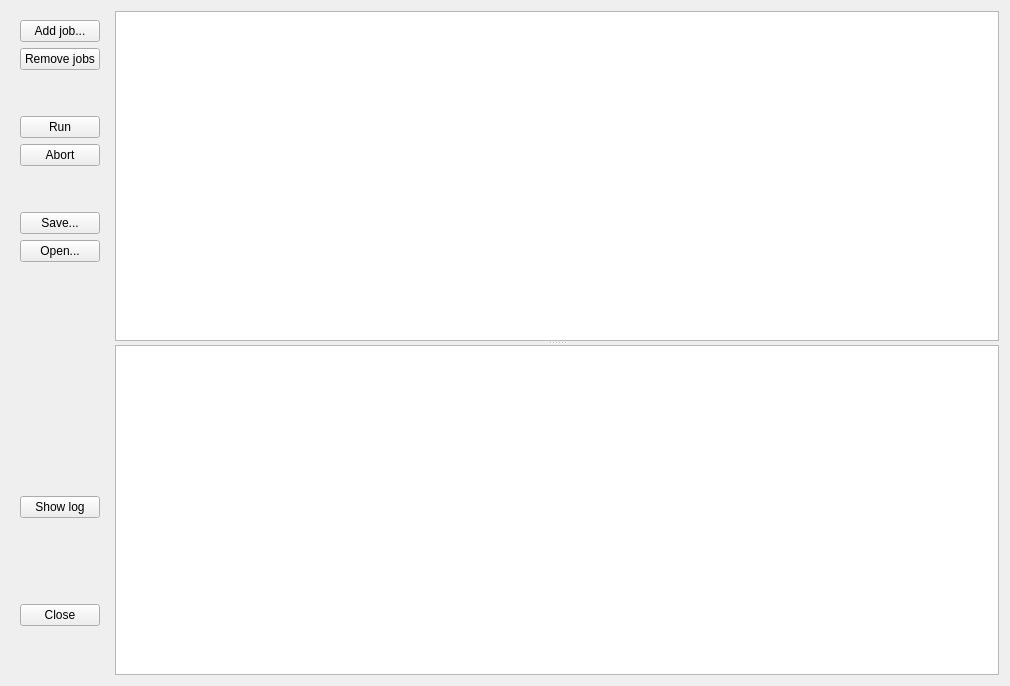
dzz007/photivo, file Sources/batch/ptBatchWindow.ui: the form before one commit.
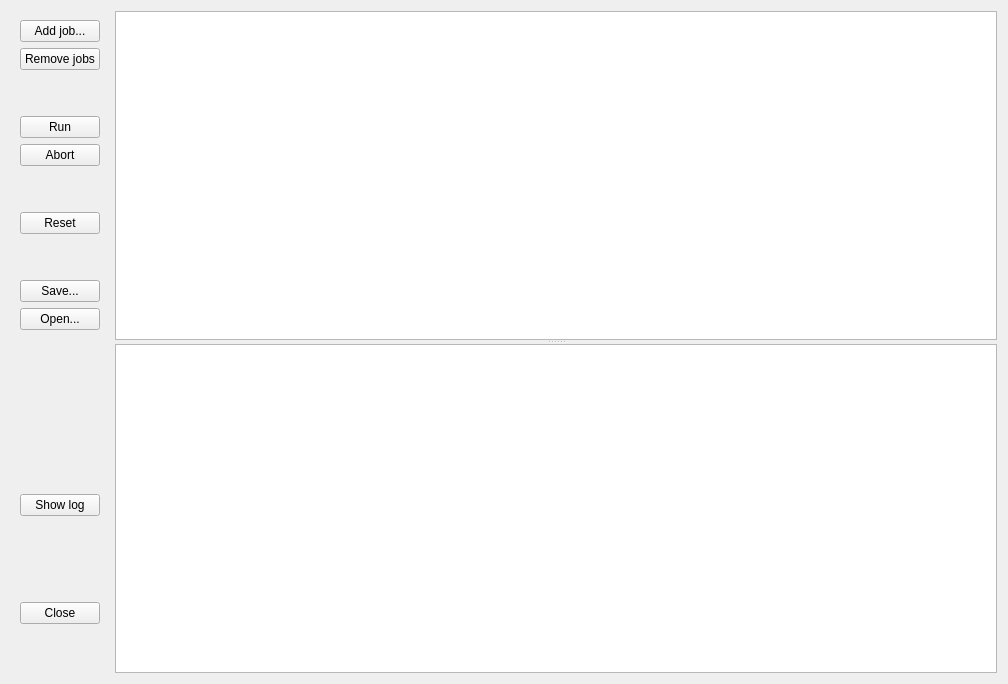
The form after the commit. Icons and pictures are not drawn.

Commit message: * SendToBatch option added to save button.   A settings file is saved and added to batch list. * Reset status button added to batch manager.

```diff
--- a/Sources/batch/ptBatchWindow.ui
+++ b/Sources/batch/ptBatchWindow.ui
@@ -6,8 +6,8 @@
    <rect>
     <x>0</x>
     <y>0</y>
-    <width>1010</width>
-    <height>686</height>
+    <width>1008</width>
+    <height>684</height>
    </rect>
   </property>
   <layout class="QHBoxLayout" name="horizontalLayout">
@@ -134,6 +134,48 @@
         </property>
        </widget>
       </item>
+      <item>
+       <spacer name="verticalSpacer_6">
+        <property name="orientation">
+         <enum>Qt::Vertical</enum>
+        </property>
+        <property name="sizeType">
+         <enum>QSizePolicy::Fixed</enum>
+        </property>
+        <property name="sizeHint" stdset="0">
+         <size>
+          <width>20</width>
+          <height>40</height>
+         </size>
+        </property>
+       </spacer>
+      </item>
+      <item>
+       <widget class="QPushButton" name="BTReset">
+        <property name="sizePolicy">
+         <sizepolicy hsizetype="Preferred" vsizetype="Fixed">
+          <horstretch>0</horstretch>
+          <verstretch>0</verstretch>
+         </sizepolicy>
+        </property>
+        <property name="toolTip">
+         <string>Reset status</string>
+        </property>
+        <property name="text">
+         <string>Reset</string>
+        </property>
+        <property name="icon">
+         <iconset resource="../../qrc/photivo.qrc">
+          <normaloff>:/dark/icons/reset.png</normaloff>:/dark/icons/reset.png</iconset>
+        </property>
+        <property name="iconSize">
+         <size>
+          <width>16</width>
+          <height>16</height>
+         </size>
+        </property>
+       </widget>
+      </item>
       <item>
        <spacer name="verticalSpacer_5">
         <property name="orientation">
```
Left out of the diff: 29 changed lines with no effect on the pictures. The commit also changes 14 other files.
